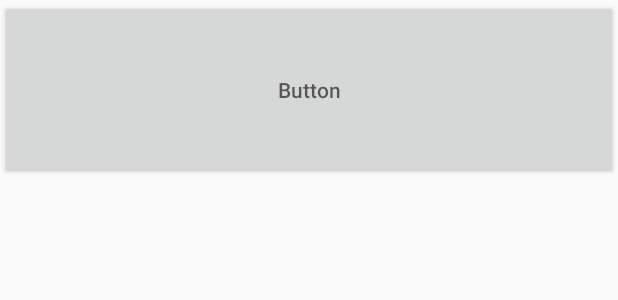
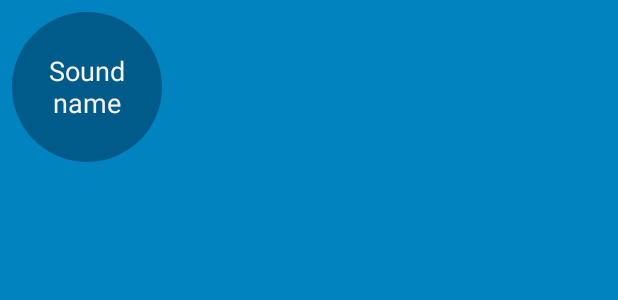
Before and after one commit to IgnatP/BeatBox, an Android app: the layout list_item_sound.xml on its own in the app's theme, with its tools: preview values and no code run, on a phone screen of 412 x 824 dp. Shown: the top 300 px of the screen. Run offline under Robolectric (Android 15) with nearby library versions, the phone set to English and light mode, and no system bars.

Commit message:
additions19-05-commit-message

```diff
--- a/app/src/main/java/com/ivpomazkov/beatbox/BeatBoxFragment.java
+++ b/app/src/main/java/com/ivpomazkov/beatbox/BeatBoxFragment.java
@@ -79,7 +79,7 @@ public class BeatBoxFragment extends Fragment {
     @Override
     public void onCreate(Bundle savedInstanceState){
         super.onCreate(savedInstanceState);
-
+        setRetainInstance(true);
         mBeatBox = new BeatBox(getActivity());
     }
 
--- /dev/null
+++ b/app/src/main/res/drawable/button_beat_box.xml
@@ -0,0 +1,6 @@
+<?xml version="1.0" encoding="utf-8"?>
+<selector xmlns:android="http://schemas.android.com/apk/res/android">
+    <item android:drawable="@drawable/button_beat_box_pressed"
+        android:state_pressed="true"/>
+    <item android:drawable="@drawable/button_beat_box_normal"/>
+</selector>
--- /dev/null
+++ b/app/src/main/res/drawable/button_beat_box_normal.xml
@@ -0,0 +1,5 @@
+<?xml version="1.0" encoding="utf-8"?>
+<shape xmlns:android="http://schemas.android.com/apk/res/android"
+    android:shape="oval">
+    <solid android:color="@color/dark_blue"/>
+</shape>
--- /dev/null
+++ b/app/src/main/res/drawable/button_beat_box_pressed.xml
@@ -0,0 +1,16 @@
+<?xml version="1.0" encoding="utf-8"?>
+<layer-list xmlns:android="http://schemas.android.com/apk/res/android">
+    <item>
+        <shape xmlns:android="http://schemas.android.com/apk/res/android"
+               android:shape="oval">
+            <solid android:color="@color/dark_red"/>
+        </shape>
+    </item>
+    <item>
+        <shape android:shape="oval">
+            <stroke
+            android:width="4dp"
+            android:color="@color/dark_red"/>
+        </shape>
+    </item>
+</layer-list>
--- a/app/src/main/res/layout/list_item_sound.xml
+++ b/app/src/main/res/layout/list_item_sound.xml
@@ -1,9 +1,14 @@
 <?xml version="1.0" encoding="utf-8"?>
-<Button xmlns:android="http://schemas.android.com/apk/res/android"
-        xmlns:tools="http://schemas.android.com/tools"
-        android:id="@+id/list_item_sound_button"
-        android:layout_width="match_parent"
-        android:layout_height="120dp"
-        android:hint="Button">
-        tools:text="Sound name/"
-</Button>
+<FrameLayout
+    xmlns:android="http://schemas.android.com/apk/res/android"
+    xmlns:tools="http://schemas.android.com/tools"
+    android:layout_margin="8dp"
+    android:layout_width="wrap_content"
+    android:layout_height="wrap_content">
+
+        <Button android:id="@+id/list_item_sound_button"
+                android:layout_width="@dimen/button_width"
+                android:layout_height="@dimen/button_height"
+                tools:text="Sound name"/>
+
+</FrameLayout>
--- a/app/src/main/res/values/colors.xml
+++ b/app/src/main/res/values/colors.xml
@@ -3,4 +3,9 @@
     <color name="colorPrimary">#3F51B5</color>
     <color name="colorPrimaryDark">#303F9F</color>
     <color name="colorAccent">#FF4081</color>
+    <color name = "red">#F44336</color>
+    <color name = "dark_red">#C3352B</color>
+    <color name = "gray">#607D88</color>
+    <color name = "soothing_blue">#0083BF</color>
+    <color name = "dark_blue">#005A8A</color>
 </resources>
--- a/app/src/main/res/values/dimens.xml
+++ b/app/src/main/res/values/dimens.xml
@@ -2,4 +2,6 @@
     <!-- Default screen margins, per the Android Design guidelines. -->
     <dimen name="activity_horizontal_margin">16dp</dimen>
     <dimen name="activity_vertical_margin">16dp</dimen>
+    <dimen name="button_height">100dp</dimen>
+    <dimen name="button_width">100dp</dimen>
 </resources>
--- a/app/src/main/res/values/styles.xml
+++ b/app/src/main/res/values/styles.xml
@@ -1,11 +1,18 @@
 <resources>
 
     <!-- Base application theme. -->
-    <style name="AppTheme" parent="Theme.AppCompat.Light.DarkActionBar">
+    <style name="AppTheme" parent="Theme.AppCompat">
         <!-- Customize your theme here. -->
-        <item name="colorPrimary">@color/colorPrimary</item>
-        <item name="colorPrimaryDark">@color/colorPrimaryDark</item>
-        <item name="colorAccent">@color/colorAccent</item>
+        <item name="colorPrimary">@color/red</item>
+        <item name="colorPrimaryDark">@color/dark_red</item>
+        <item name="colorAccent">@color/gray</item>
+        <item name="android:colorBackground">@color/soothing_blue</item>
+        <item name="android:buttonStyle">@style/BeatBoxButton</item>
     </style>
 
+    <style name="BeatBoxButton" parent="android:style/Widget.Holo.Button">
+        <item name="android:background">@drawable/button_beat_box</item>item>
+    </style>
+
+
 </resources>
```
